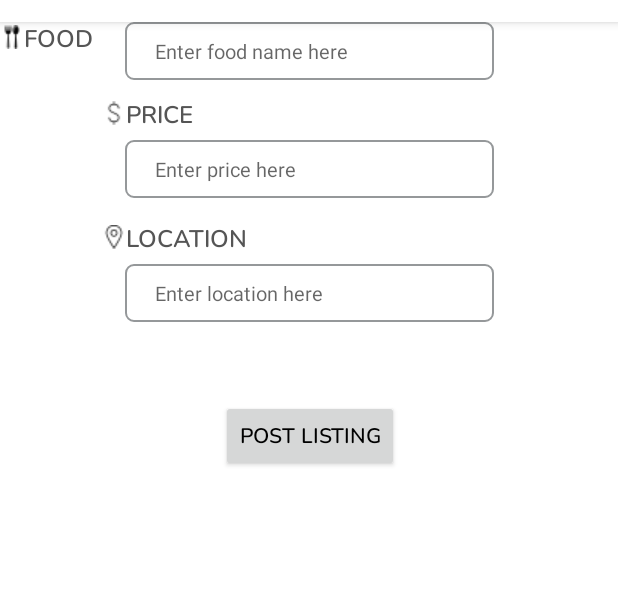
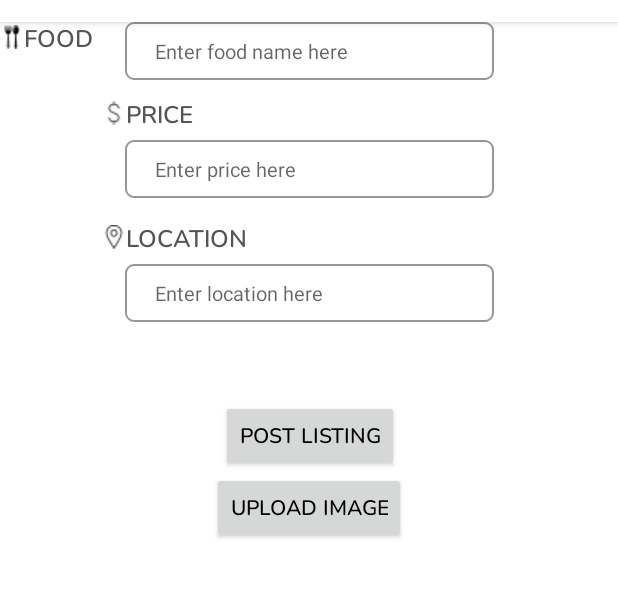
Before and after one commit to yangray1/BreadWinner, an Android app: the fragment AddListing shown on its own in the app's theme, on a phone screen of 412 x 824 dp, the part 62-660 px from its top. Run offline under Robolectric (Android 15) with nearby library versions, the phone set to English and light mode, and no system bars; network calls fail.

Commit message:
Added image uploading

```diff
--- a/Front-end-template/app/build.gradle
+++ b/Front-end-template/app/build.gradle
@@ -54,5 +54,8 @@ dependencies {
     // Required for geotagging
     implementation 'com.google.android.gms:play-services-location:16.0.0'
     implementation 'com.google.firebase:firebase-auth:16.0.5'
+
+    implementation "org.apache.httpcomponents:httpcore:4.4.5"
+    implementation "org.apache.httpcomponents:httpmime:4.5.2"
 }
 apply plugin: 'com.google.gms.google-services'
--- a/Front-end-template/app/src/main/res/layout/add_listing.xml
+++ b/Front-end-template/app/src/main/res/layout/add_listing.xml
@@ -138,4 +138,20 @@
         app:layout_constraintStart_toStartOf="parent"
         app:layout_constraintTop_toBottomOf="@+id/get_location" />
 
+    <Button
+        android:id="@+id/upload_image"
+        android:layout_width="wrap_content"
+        android:layout_height="wrap_content"
+        android:layout_marginStart="8dp"
+        android:layout_marginLeft="8dp"
+        android:layout_marginTop="100dp"
+        android:layout_marginEnd="8dp"
+        android:layout_marginRight="8dp"
+        android:fontFamily="@font/nunito_semibold"
+        android:text="UPLOAD IMAGE"
+        android:textColor="#000"
+        app:layout_constraintEnd_toEndOf="parent"
+        app:layout_constraintStart_toStartOf="parent"
+        app:layout_constraintTop_toBottomOf="@+id/get_location" />
+
 </android.support.constraint.ConstraintLayout>
```
Also changed, not shown: Front-end-template/app/src/main/java/com/example/crystalyip/csc301/AddListing.java (+108 -0 lines), Front-end-template/app/src/main/java/com/example/crystalyip/csc301/HTTPInteractions/HTTPRequests.java (+40 -0 lines).
